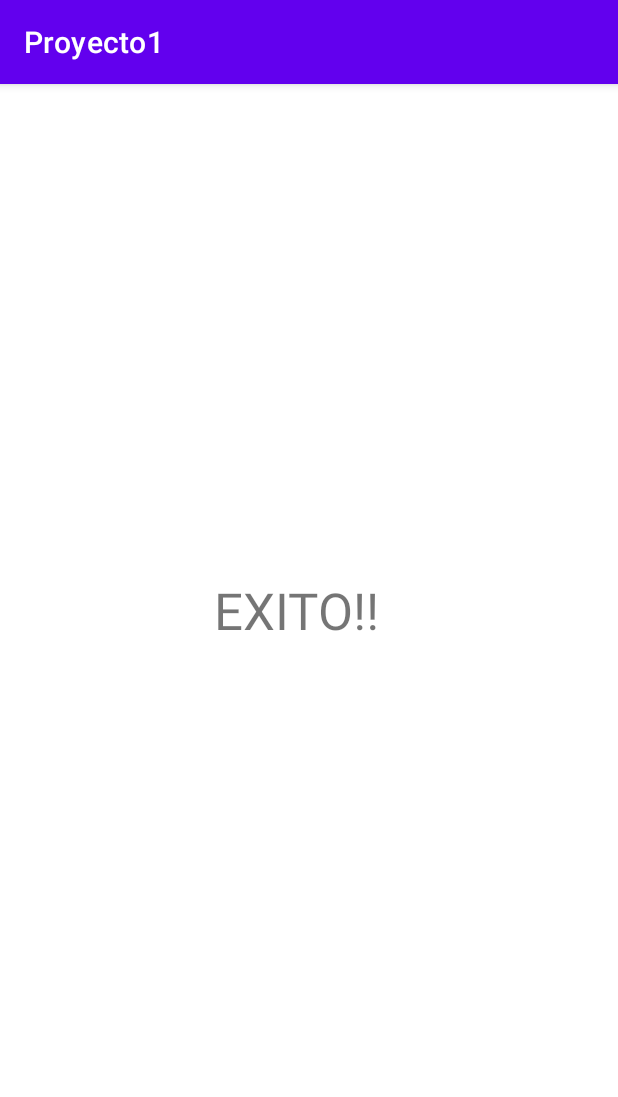
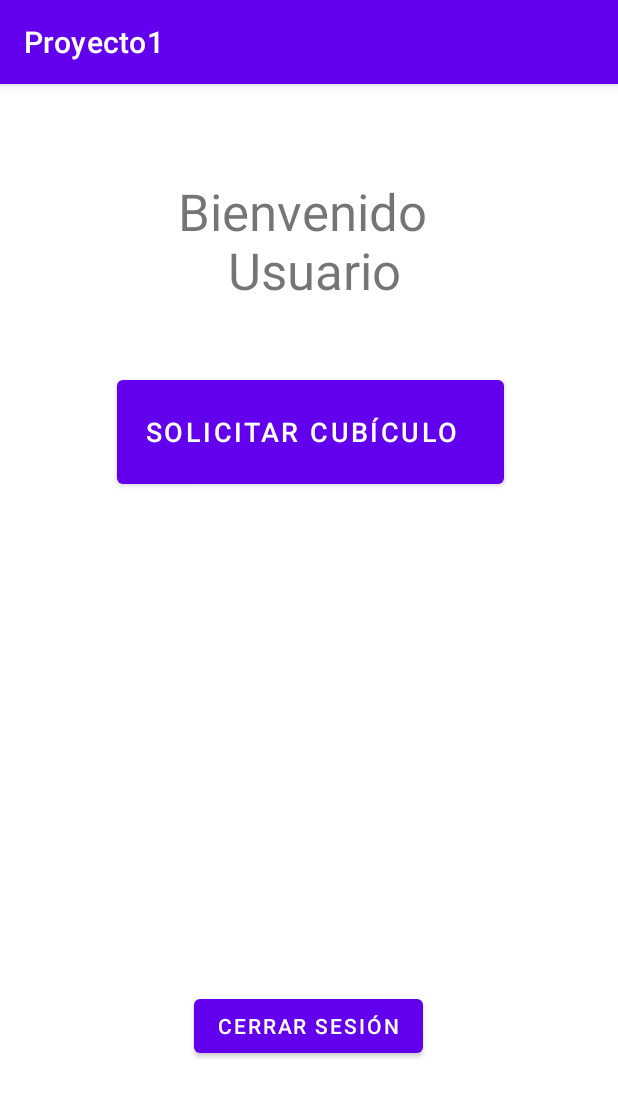
Before and after one commit to MarioLara21/PReque, an Android app: the menu_usuarios screen opened directly, with no data from a screen before it, on a phone screen of 412 x 824 dp. Shown: the top 1097 px of the screen. Run offline under Robolectric (Android 15) with nearby library versions, the phone set to English and light mode, and no system bars.

Commit message:
Creación del menú de usuarios y administradores

```diff
--- a/app/src/main/AndroidManifest.xml
+++ b/app/src/main/AndroidManifest.xml
@@ -13,6 +13,9 @@
         android:supportsRtl="true"
         android:theme="@style/Theme.Proyecto1"
         tools:targetApi="31">
+        <activity
+            android:name=".menu_administradores"
+            android:exported="false" />
         <activity
             android:name=".UsuarioInexistente"
             android:exported="false" />
--- a/app/src/main/java/com/example/proyecto1/MainActivity.java
+++ b/app/src/main/java/com/example/proyecto1/MainActivity.java
@@ -26,8 +26,6 @@ public class MainActivity extends AppCompatActivity {
                 startActivity(i);
             }
         });
-
-
         buttonLgn.setOnClickListener(new View.OnClickListener(){
 
             @Override
--- a/app/src/main/res/layout/menu_usuarios.xml
+++ b/app/src/main/res/layout/menu_usuarios.xml
@@ -8,15 +8,42 @@
 
     <TextView
         android:id="@+id/label1"
-        android:layout_width="127dp"
-        android:layout_height="112dp"
-        android:text="EXITO!!"
+        android:layout_width="257dp"
+        android:layout_height="81dp"
+        android:layout_marginStart="72dp"
+        android:layout_marginTop="62dp"
+        android:layout_marginEnd="73dp"
+
+        android:text="Bienvenido \n Usuario"
+        android:textAlignment="center"
         android:textSize="34sp"
-        tools:layout_editor_absoluteX="154dp"
-        tools:layout_editor_absoluteY="233dp"
-        app:layout_constraintBottom_toBottomOf="parent"
+        app:layout_constraintEnd_toEndOf="parent"
+        app:layout_constraintStart_toStartOf="parent"
+        app:layout_constraintTop_toTopOf="parent" />
 
-        app:layout_constraintLeft_toLeftOf="parent"
-        app:layout_constraintRight_toRightOf="parent"
-        app:layout_constraintTop_toTopOf="parent"/>
+    <Button
+        android:id="@+id/button"
+        android:layout_width="258dp"
+        android:layout_height="81dp"
+        android:layout_marginStart="144dp"
+        android:layout_marginTop="48dp"
+        android:layout_marginEnd="142dp"
+        android:text="Solicitar cubículo  "
+        android:textSize="18sp"
+        app:layout_constraintEnd_toEndOf="parent"
+        app:layout_constraintStart_toStartOf="parent"
+        app:layout_constraintTop_toBottomOf="@+id/label1" />
+
+    <Button
+        android:id="@+id/button3"
+        android:layout_width="wrap_content"
+        android:layout_height="wrap_content"
+        android:layout_marginStart="158dp"
+        android:layout_marginTop="331dp"
+        android:layout_marginEnd="159dp"
+        android:text="Cerrar sesión"
+        app:layout_constraintEnd_toEndOf="parent"
+        app:layout_constraintStart_toStartOf="parent"
+        app:layout_constraintTop_toBottomOf="@+id/button" />
+
 </androidx.constraintlayout.widget.ConstraintLayout>
```
Also changed, not shown: app/src/main/java/com/example/proyecto1/menu_administradores.java (added, +14 -0 lines), app/src/main/res/layout/activity_main.xml (+12 -8 lines), app/src/main/res/layout/activity_menu_administradores.xml (added, +88 -0 lines).
